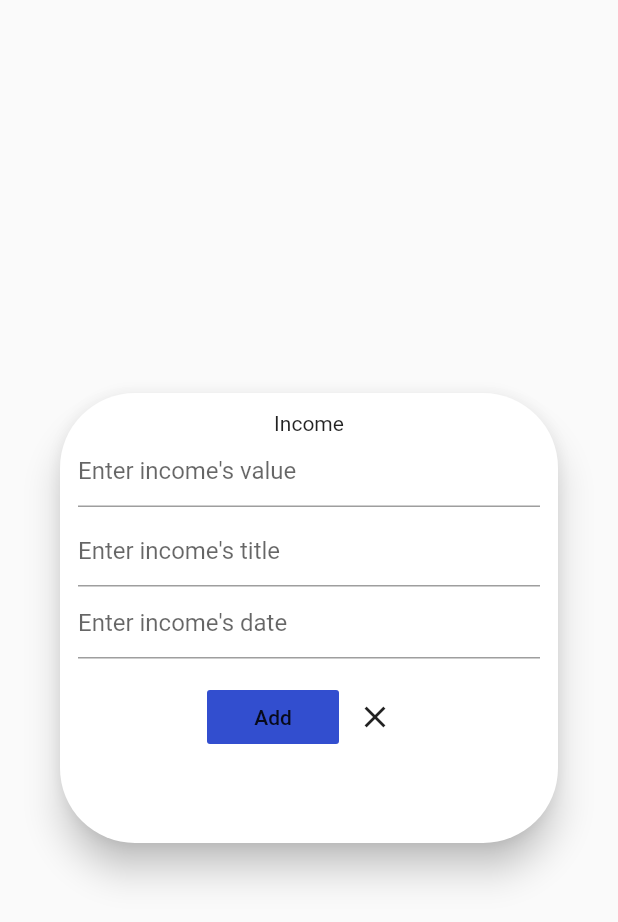
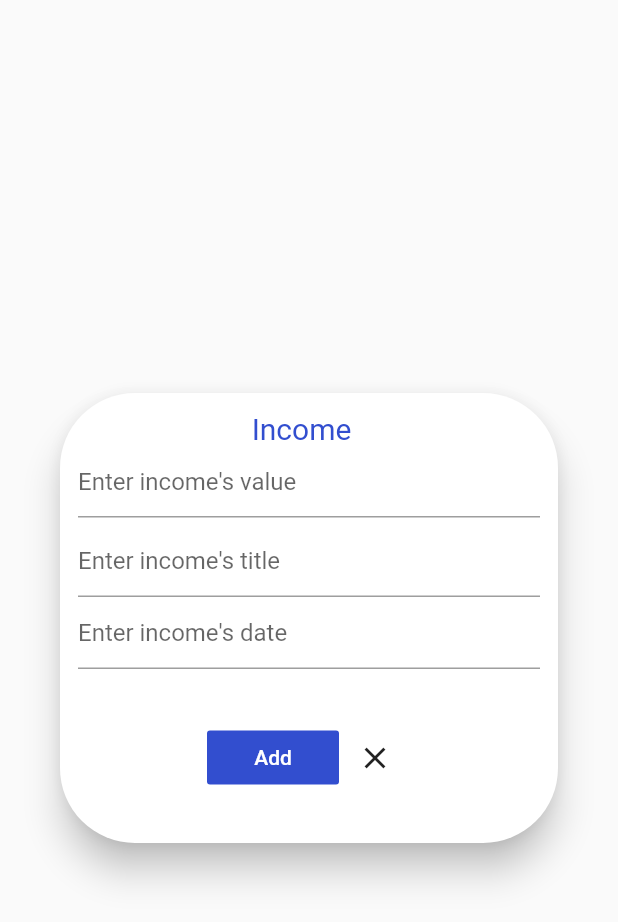
Before and after one commit to shehabadel/Wallety, a Flutter app: the IncomeDialog widget shown alone on an empty page, opened directly, after a tap on "Add", on a phone screen of 412 x 824 dp. Shown: the top 922 px of the screen. Run offline on Flutter 3.47's test engine with Material 2 defaults, Android fonts, the phone set to English and light mode, and no system bars; our stand-ins replace splashscreen; missing offline and left inert: dart:html, fab_circular_menu.

Commit message:
Updated the balance amount, n2es tshof el listBuilder

```diff
--- a/lib/Logic/CardList.dart
+++ b/lib/Logic/CardList.dart
@@ -1,13 +1,41 @@
+import 'package:flutter/cupertino.dart';
+import 'package:flutter/foundation.dart';
 import 'package:wallety/UI/CardDetails.dart';
+import 'package:wallety/Logic/Expense.dart';
+import 'package:wallety/Logic/Income.dart';
 
-class CardList {
-  List<CardDetails> cardList = new List();
+//The main model provider
+
+class CardList with ChangeNotifier {
+  double currentValue = 300.0;
+
+  List<Widget> cardList = [
+    CardDetails("Macdonalds", "14-12-2040 3:00PM", "400"),
+    CardDetails("Gas", "14-12-2040 2:00PM", "100"),
+    CardDetails("Groceries", "12-1-2040", "700"),
+    CardDetails("Macdonalds", "14-13-2040", "800")
+  ];
 
   void addCard(CardDetails card) {
     cardList.add(card);
+    notifyListeners();
   }
 
-  List<CardDetails> getCardList() {
+  double getCurrentValue() {
+    return this.currentValue;
+  }
+
+  List<Widget> getCardList() {
     return cardList;
   }
+
+  void decrementValue(double amount) {
+    currentValue -= amount;
+    notifyListeners();
+  }
+
+  void incrementValue(double amount) {
+    currentValue += amount;
+    notifyListeners();
+  }
 }
--- a/lib/UI/IncomeDialog.dart
+++ b/lib/UI/IncomeDialog.dart
@@ -1,16 +1,13 @@
 import 'package:flutter/cupertino.dart';
 import 'package:flutter/material.dart';
 import 'package:flutter/widgets.dart';
+import 'package:wallety/Logic/CardList.dart';
 import 'package:wallety/UI/CardDetails.dart';
 import 'package:wallety/constants.dart';
 import 'package:wallety/UI/wallety_screen.dart';
+import 'package:provider/provider.dart';
 
-class IncomeDialog extends StatefulWidget {
-  @override
-  _IncomeDialogState createState() => _IncomeDialogState();
-}
-
-class _IncomeDialogState extends State<IncomeDialog> {
+class IncomeDialog extends StatelessWidget {
   //In order to move to the next TextField
   FocusScopeNode _focusScopeNode = FocusScopeNode();
 
@@ -23,8 +20,11 @@ class _IncomeDialogState extends State<IncomeDialog> {
   String inputDesc = '';
   double inputAmount = 0.0;
 
+  var Consumer1;
+
   @override
   Widget build(BuildContext context) {
+    //var cardListInfo = Provider.of<CardList>(context);
     return Dialog(
       elevation: 10.0,
       shape: RoundedRectangleBorder(
@@ -39,17 +39,23 @@ class _IncomeDialogState extends State<IncomeDialog> {
             node: _focusScopeNode,
             child: Column(
               children: <Widget>[
-                Text("Income"),
+                Padding(
+                  padding: const EdgeInsets.only(right: 10.0),
+                  child: Text(
+                    "Income",
+                    style: TextStyle(
+                        fontSize: 20.0, color: Constants.primaryColor),
+                  ),
+                ),
                 TextField(
                   textInputAction: TextInputAction.done,
                   onSubmitted: (value) {
                     //setting controller and inputValue as the input value from the user in order to show
                     //it on the textField, and saving it for later use
                     //converting value from string to double
-                    setState(() {
                     _AmountController.text = value;
                     inputAmount = double.parse(_AmountController.text);
-                    });
+
                     print(inputAmount);
                   },
                   controller: _AmountController,
@@ -62,10 +68,9 @@ class _IncomeDialogState extends State<IncomeDialog> {
                   textInputAction: TextInputAction.done,
                   decoration: InputDecoration(hintText: "Enter income's title"),
                   onSubmitted: (Description) {
-                    setState(() {
                     _DescController.text = Description;
                     inputDesc = _DescController.text;
-                    });
+
                     print(inputDesc);
                   },
                 ),
@@ -81,29 +86,35 @@ class _IncomeDialogState extends State<IncomeDialog> {
                         .then((date) {
                       _DateController.text =
                           "${date.year}-${date.month}-${date.day}";
-                      setState(() {
                       inputDate = _DateController.text;
-                      });
                       print(inputDate);
                     });
                   },
                   decoration: InputDecoration(hintText: "Enter income's date"),
                 )),
-                SizedBox(height: 15.0),
+                SizedBox(height: 35.0),
                 Row(
                     crossAxisAlignment: CrossAxisAlignment.center,
                     mainAxisAlignment: MainAxisAlignment.center,
                     children: <Widget>[
                       FlatButton(
                         onPressed: () {
-                          setState(() {
+                          CardDetails incomeCard = new CardDetails(
+                              inputDesc, inputDate, inputAmount.toString());
+                          Provider.of<CardList>(context, listen: false)
+                              .addCard(incomeCard);
+                          Provider.of<CardList>(context, listen: false)
+                              .incrementValue(inputAmount);
                           print(
                               "Value:$inputAmount#, Desc:$inputDesc*, Date:$inputDate@ ");
-                            CardDetails incomeCard = new CardDetails(
-                                inputDesc, inputDate, inputAmount.toString());
-                          });
+                          print(Provider.of<CardList>(context, listen: false)
+                              .getCardList()
+                              .toString());
                         },
-                        child: Text("Add"),
+                        child: Text(
+                          "Add",
+                          style: TextStyle(color: Colors.white),
+                        ),
                         color: Constants.primaryColorHEX,
                       ),
                       CloseButton()
@@ -116,3 +127,23 @@ class _IncomeDialogState extends State<IncomeDialog> {
     );
   }
 }
+
+class FlatButtonAdd extends StatelessWidget {
+  var inputAmount, inputDesc, inputDate;
+  FlatButtonAdd(this.inputAmount, this.inputDesc, this.inputDate);
+  @override
+  Widget build(BuildContext context) {
+    // TODO: implement build
+    return FlatButton(
+      onPressed: () {
+        var cardListInfo = Provider.of<CardList>(context);
+        print("Value:$inputAmount#, Desc:$inputDesc*, Date:$inputDate@ ");
+        CardDetails incomeCard =
+            new CardDetails(inputDesc, inputDate, inputAmount.toString());
+        cardListInfo.addCard(incomeCard);
+      },
+      child: Text("Add"),
+      color: Constants.primaryColorHEX,
+    );
+  }
+}
--- a/lib/UI/SplashScreen.dart
+++ b/lib/UI/SplashScreen.dart
@@ -2,7 +2,9 @@ import 'dart:io' as io;
 
 import 'package:flutter/cupertino.dart';
 import 'package:flutter/material.dart';
+import 'package:provider/provider.dart';
 import 'package:splashscreen/splashscreen.dart';
+import 'package:wallety/Logic/CardList.dart';
 import 'package:wallety/UI/wallety_screen.dart';
 import 'package:wallety/constants.dart';
 
--- a/lib/UI/flexiableAppBar.dart
+++ b/lib/UI/flexiableAppBar.dart
@@ -1,9 +1,11 @@
 import 'package:flutter/cupertino.dart';
 import 'package:flutter/material.dart';
+import 'package:provider/provider.dart';
+import 'package:wallety/Logic/CardList.dart';
 
 class MyFlexiableAppBar extends StatelessWidget {
   // final double appBarHeight = 66.0;
-  const MyFlexiableAppBar();
+  MyFlexiableAppBar();
   @override
   Widget build(BuildContext context) {
     final double statusBarHeight = MediaQuery.of(context).padding.top;
@@ -23,12 +25,14 @@ class MyFlexiableAppBar extends StatelessWidget {
               ),
             ),
             Container(
-              child: Text("1344.0",
+                child: Consumer<CardList>(builder: (context, cardList, child) {
+              //updates the Balance with the current balance
+              return Text("${cardList.getCurrentValue()}",
                   style: TextStyle(
                       color: Colors.amber,
                       fontSize: 30.0,
-                      fontFamily: 'Touche')),
-            )
+                      fontFamily: 'Touche'));
+            }))
           ],
         ),
       ),
--- a/lib/UI/wallety_screen.dart
+++ b/lib/UI/wallety_screen.dart
@@ -7,14 +7,9 @@ import 'package:wallety/UI/CardDetails.dart';
 import 'package:wallety/Logic/CardList.dart';
 import 'dart:io' show Platform;
 import 'package:wallety/UI/titleAppBar.dart';
-class WalletyScreen extends StatefulWidget {
-  @override
-  _WalletyScreenState createState() => _WalletyScreenState();
-}
+import 'package:provider/provider.dart';
 
-class _WalletyScreenState extends State<WalletyScreen> {
-  CardList cardList = new CardList();
-
+class WalletyScreen extends StatelessWidget {
   static List<Widget> CardLists = [
     CardDetails("Macdonalds", "14-12-2040 3:00PM", "400"),
     CardDetails("Gas", "14-12-2040 2:00PM", "100"),
@@ -24,30 +19,37 @@ class _WalletyScreenState extends State<WalletyScreen> {
   ];
 
   @override
-  void initState() {
-    super.initState();
-  }
-
-  @override
   Widget build(BuildContext context) {
+    return Consumer<CardList>(builder: (_, cardList, __) {
       return Scaffold(
         body: CustomScrollView(slivers: <Widget>[
           //TODO implement SliverList
           SliverAppBar(
             shape: ContinuousRectangleBorder(
                 borderRadius: BorderRadius.only(
-                  bottomLeft: Radius.circular(10.0),
-                  bottomRight: Radius.circular(250.0))),
+                    bottomLeft: Radius.circular(250.0),
+                    bottomRight: Radius.circular(10.0))),
             centerTitle: true,
             title: Center(child: new titleAppBar()),
             expandedHeight: 180.0,
-          flexibleSpace: FlexibleSpaceBar(background: new MyFlexiableAppBar()),
+            flexibleSpace:
+                FlexibleSpaceBar(background: new MyFlexiableAppBar()),
             pinned: true,
           ),
-        SliverList(
-            delegate:
-                //StatefulBuilder()
-                SliverChildListDelegate(CardLists)),
+
+          //must be updated with the new changes in the cardList
+          //must show the new incomes and expenses added, from the CardDetails widget
+          SliverList(delegate:
+              SliverChildBuilderDelegate((BuildContext context, int index) {
+            return Consumer<CardList>(builder: (context, cardList, child) {
+              return ListView.builder(
+                itemCount: cardList.getCardList().length,
+                itemBuilder: (context, index) {
+                  return cardList.getCardList().elementAt(index);
+                },
+              );
+            });
+          }))
         ]),
         floatingActionButton: FabCircularMenu(
           fabOpenIcon: Icon(
@@ -65,15 +67,14 @@ class _WalletyScreenState extends State<WalletyScreen> {
                 icon: Icon(Icons.add_circle, color: Colors.white),
                 iconSize: 50.0,
                 onPressed: () {
-                setState(() {
                   showDialog(
                       context: context,
                       builder: (BuildContext context) {
                         return IncomeDialog();
+                        //return IncomeDialog();
                       });
                   //inputDialog.createInputDialog(context, 'Income');
                   print("Incremented");
-                });
                 }),
             IconButton(
                 icon: Icon(Icons.remove_circle, color: Colors.white),
@@ -93,5 +94,6 @@ class _WalletyScreenState extends State<WalletyScreen> {
           ],
         ),
       );
+    });
   }
 }
--- a/pubspec.yaml
+++ b/pubspec.yaml
@@ -22,7 +22,7 @@ dependencies:
   timeline_widget: ^1.0.6
   fab_circular_menu: ^1.0.0
   splashscreen: ^1.2.0
-  provider: ^4.1.1
+  provider: ^4.3.2+2
 
   # The following adds the Cupertino Icons font to your application.
   # Use with the CupertinoIcons class for iOS style icons.
```
Also changed, not shown: lib/main.dart (+15 -5 lines), pubspec.lock, 5 other files. Lines whose indentation alone changed are shown as unchanged.
